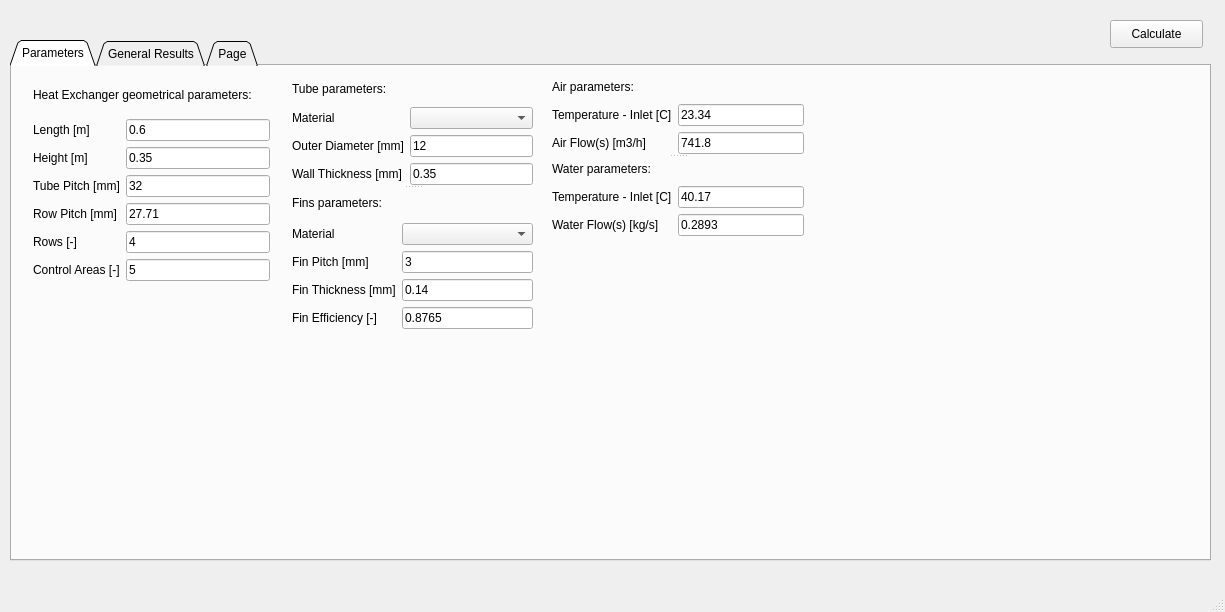
MatMarci/multiRowHE, file main/mainwindow.ui: the form before one commit.
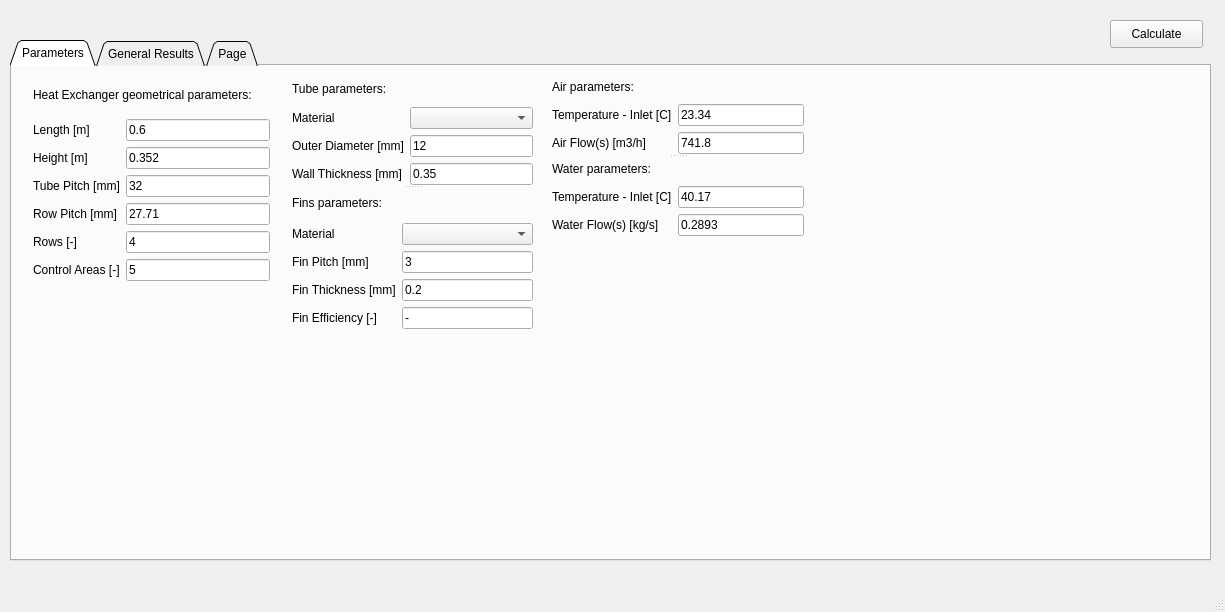
The form after the commit.

Patch:
```diff
--- a/main/mainwindow.ui
+++ b/main/mainwindow.ui
@@ -193,7 +193,7 @@
           <bool>true</bool>
          </property>
          <property name="text">
-          <string>0.35</string>
+          <string>0.352</string>
          </property>
          <property name="placeholderText">
           <string>0.324</string>
@@ -366,7 +366,7 @@
         <item row="3" column="1">
          <widget class="QLineEdit" name="Fin_Thickness">
           <property name="text">
-           <string>0.14</string>
+           <string>0.2</string>
           </property>
           <property name="maxLength">
            <number>32766</number>
@@ -383,7 +383,7 @@
         <item row="4" column="1">
          <widget class="QLineEdit" name="Fin_Efficiency">
           <property name="text">
-           <string>0.8765</string>
+           <string>-</string>
           </property>
          </widget>
         </item>
```
